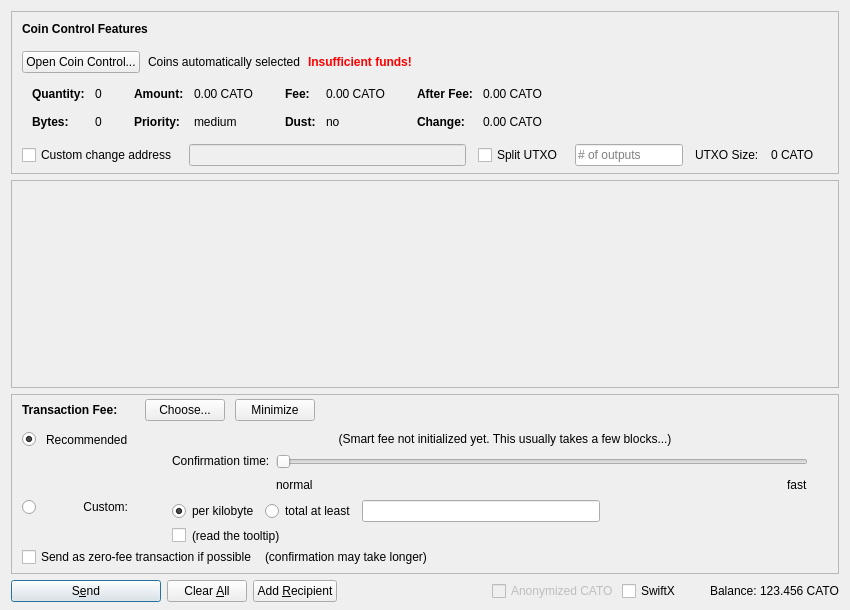
The window that src/qt/forms/sendcoinsdialog.ui (eenglish34/EBM2.0) describes before a commit, drawn with Qt 5.
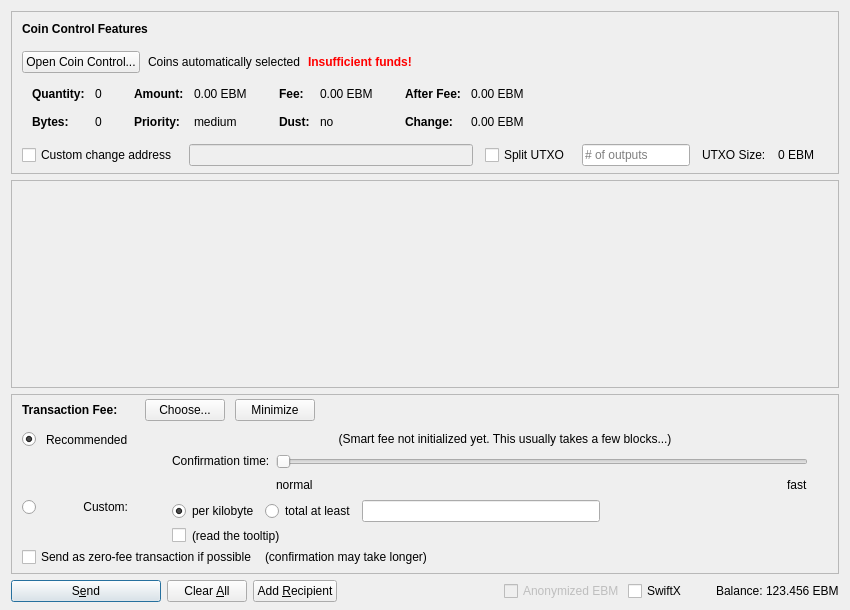
The same window after the commit. Icons and pictures are not drawn. Custom widgets are drawn as their Qt base class.

What changed in the file:
```diff
--- a/src/qt/forms/sendcoinsdialog.ui
+++ b/src/qt/forms/sendcoinsdialog.ui
@@ -324,7 +324,7 @@
                   <enum>Qt::ActionsContextMenu</enum>
                  </property>
                  <property name="text">
-                  <string notr="true">0.00 CATO</string>
+                  <string notr="true">0.00 EBM</string>
                  </property>
                  <property name="textInteractionFlags">
                   <set>Qt::LinksAccessibleByMouse|Qt::TextSelectableByKeyboard|Qt::TextSelectableByMouse</set>
@@ -404,7 +404,7 @@
                   <enum>Qt::ActionsContextMenu</enum>
                  </property>
                  <property name="text">
-                  <string notr="true">0.00 CATO</string>
+                  <string notr="true">0.00 EBM</string>
                  </property>
                  <property name="textInteractionFlags">
                   <set>Qt::LinksAccessibleByMouse|Qt::TextSelectableByKeyboard|Qt::TextSelectableByMouse</set>
@@ -484,7 +484,7 @@
                   <enum>Qt::ActionsContextMenu</enum>
                  </property>
                  <property name="text">
-                  <string notr="true">0.00 CATO</string>
+                  <string notr="true">0.00 EBM</string>
                  </property>
                  <property name="textInteractionFlags">
                   <set>Qt::LinksAccessibleByMouse|Qt::TextSelectableByKeyboard|Qt::TextSelectableByMouse</set>
@@ -513,7 +513,7 @@
                   <enum>Qt::ActionsContextMenu</enum>
                  </property>
                  <property name="text">
-                  <string notr="true">0.00 CATO</string>
+                  <string notr="true">0.00 EBM</string>
                  </property>
                  <property name="textInteractionFlags">
                   <set>Qt::LinksAccessibleByMouse|Qt::TextSelectableByKeyboard|Qt::TextSelectableByMouse</set>
@@ -594,7 +594,7 @@
           <item>
            <widget class="QLabel" name="labelBlockSize">
             <property name="text">
-             <string>0 CATO</string>
+             <string>0 EBM</string>
             </property>
            </widget>
           </item>
@@ -1390,7 +1390,7 @@
           <bool>false</bool>
          </property>
          <property name="text">
-          <string>Anonymized CATO</string>
+          <string>Anonymized EBM</string>
          </property>
         </widget>
        </item>
@@ -1429,7 +1429,7 @@
           <cursorShape>IBeamCursor</cursorShape>
          </property>
          <property name="text">
-          <string notr="true">123.456 CATO</string>
+          <string notr="true">123.456 EBM</string>
          </property>
          <property name="textInteractionFlags">
           <set>Qt::LinksAccessibleByMouse|Qt::TextSelectableByKeyboard|Qt::TextSelectableByMouse</set>
```
Left out of the diff: 6 changed lines with no effect on the pictures.
